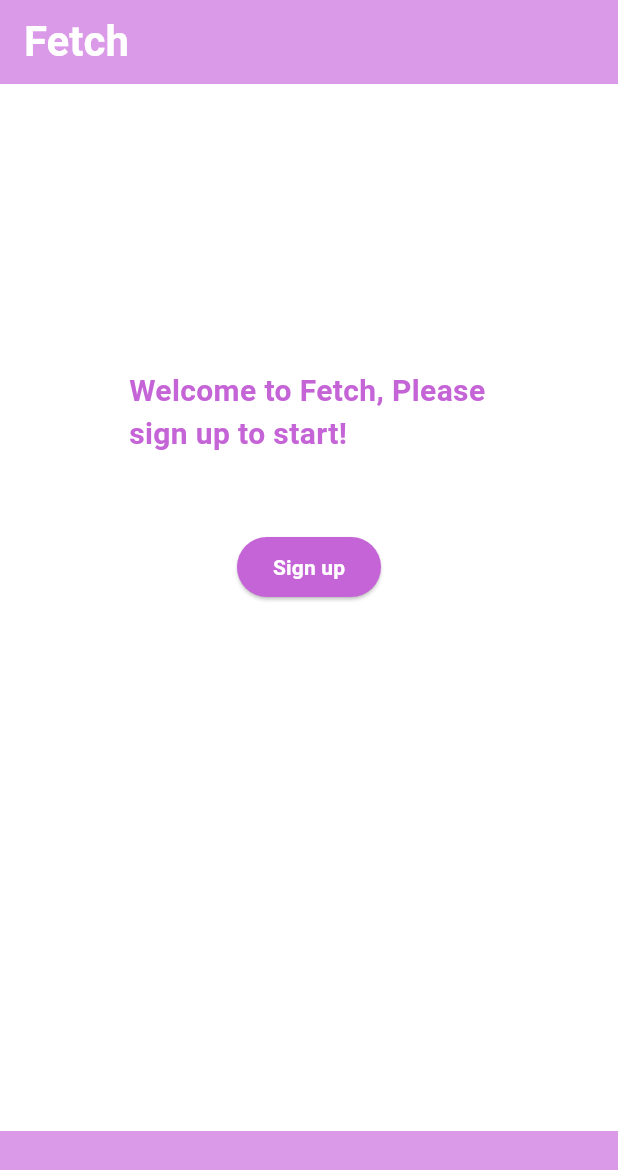
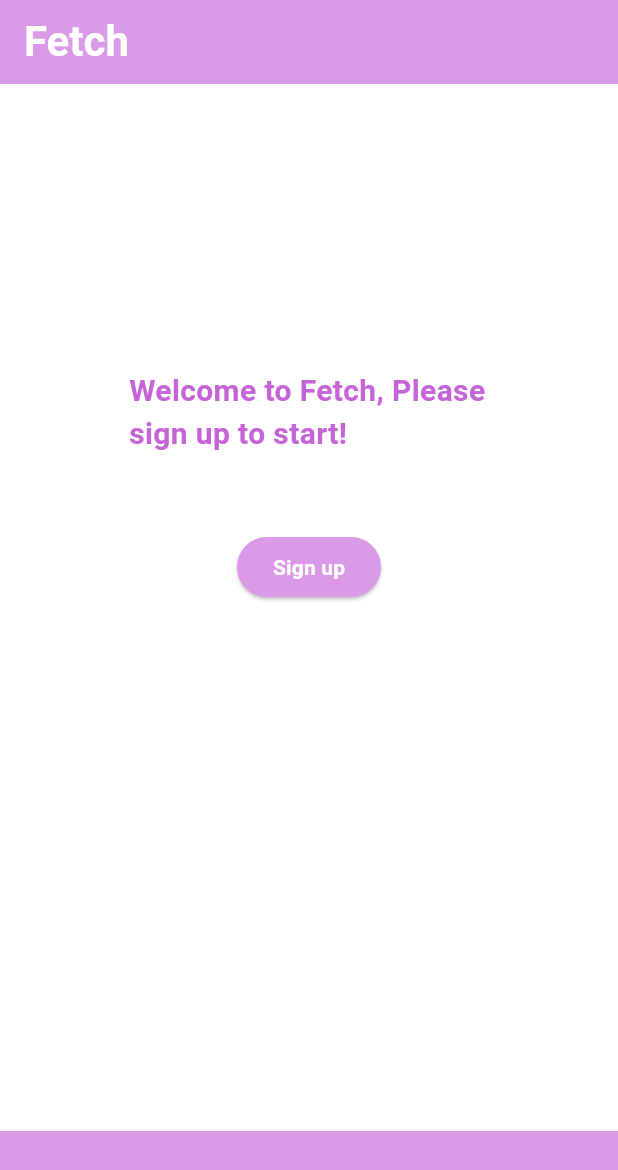
Before and after one commit to salmasawy12/SpotifyApiSearch, a Flutter app: the screen it shows after launch, on a phone screen of 412 x 824 dp. Shown: the top 1170 px of the screen. Run offline on Flutter 3.47's test engine with Material 3 defaults, Android fonts, the phone set to English and light mode, and no system bars.

Commit message:
button color change

```diff
--- a/lib/homepage.dart
+++ b/lib/homepage.dart
@@ -49,7 +49,7 @@ class _homePageState extends State<homepage> {
              SizedBox(height: 50),
              ElevatedButton(
               child: Text('Sign up',style: TextStyle(color: Colors.white, fontWeight: FontWeight.bold),),
-              style: ElevatedButton.styleFrom(backgroundColor:Color.fromARGB(255, 197, 100, 214) ),
+              style: ElevatedButton.styleFrom(backgroundColor:const Color.fromARGB(255, 219, 154, 231) ),
                 onPressed: () {
                   Navigator.push(
                     context,
```
